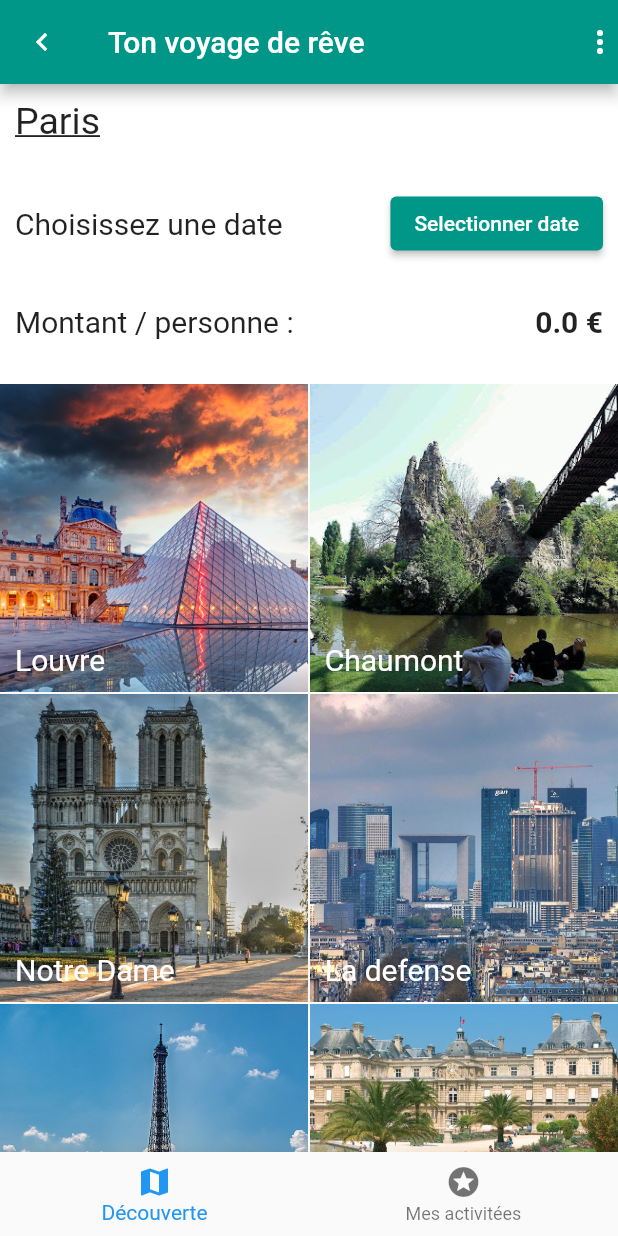
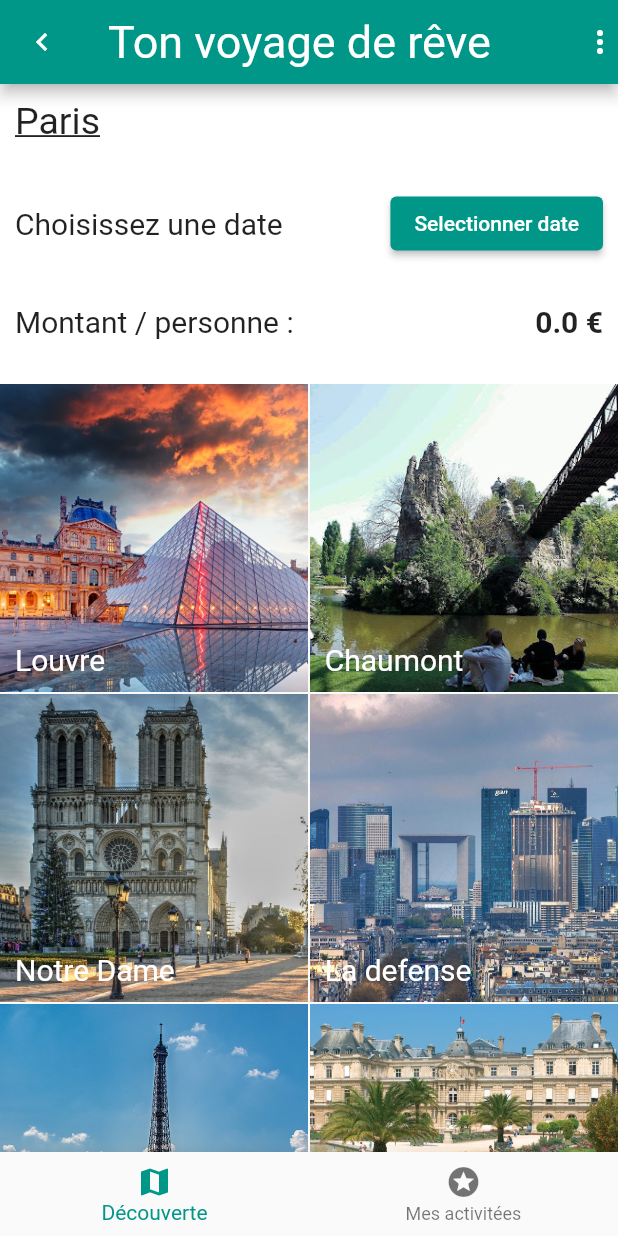
Before and after one commit to FARIDJADDA/fly_project, a Flutter app: the screen it shows after launch, on a phone screen of 412 x 824 dp. Run offline on Flutter 3.47's test engine with Material 2 defaults, Android fonts, the phone set to English and light mode, and no system bars.

Commit message:
themeData

```diff
--- a/lib/main.dart
+++ b/lib/main.dart
@@ -12,6 +12,21 @@ class LeFaTrip extends StatelessWidget {
   @override
   Widget build(BuildContext context) {
     return MaterialApp(
+      theme: ThemeData(
+        primarySwatch: Colors.teal,
+        accentColor: Colors.teal[200],
+        appBarTheme: AppBarTheme(
+          textTheme: ThemeData.light().textTheme.copyWith(
+                headline6: TextStyle(fontSize: 30),
+              ),
+        ),
+        textTheme: ThemeData.light().textTheme.copyWith(
+              headline6: TextStyle(
+                color: Colors.teal,
+              ),
+            ),
+      ),
+
       debugShowCheckedModeBanner:
           false, // enleve la banière debug en haut à droite de l'ecran
       //home: Home(),
```
Also changed, not shown: lib/views/city/widgets/trip_activity_card.dart (+7 -15 lines).
